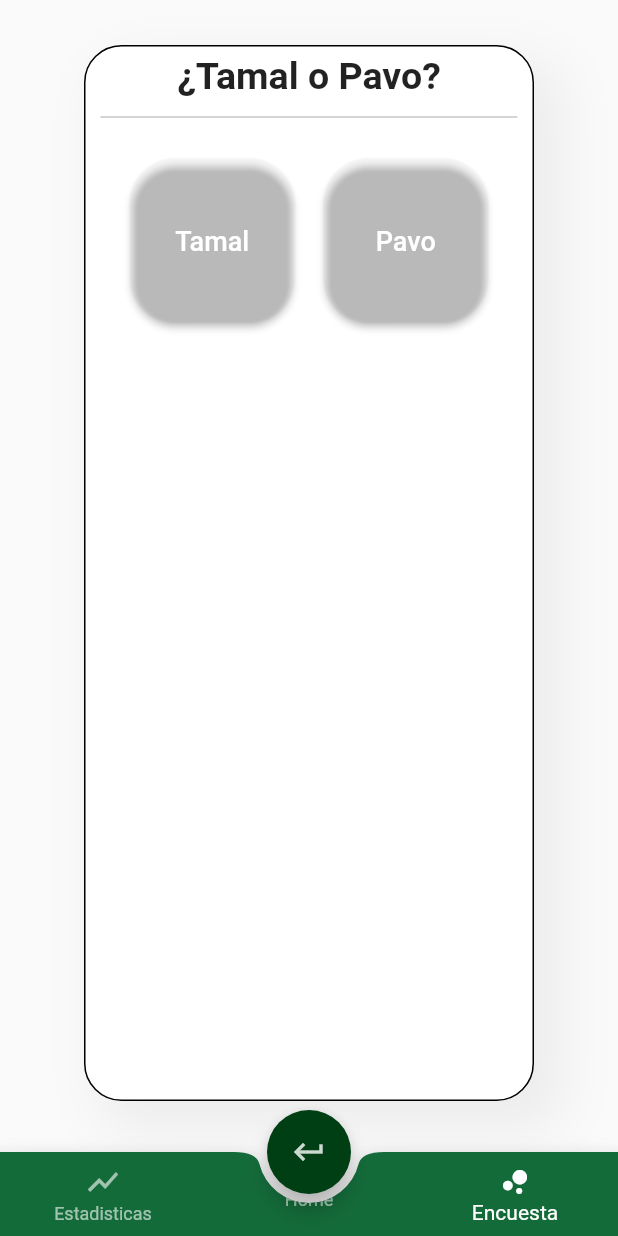
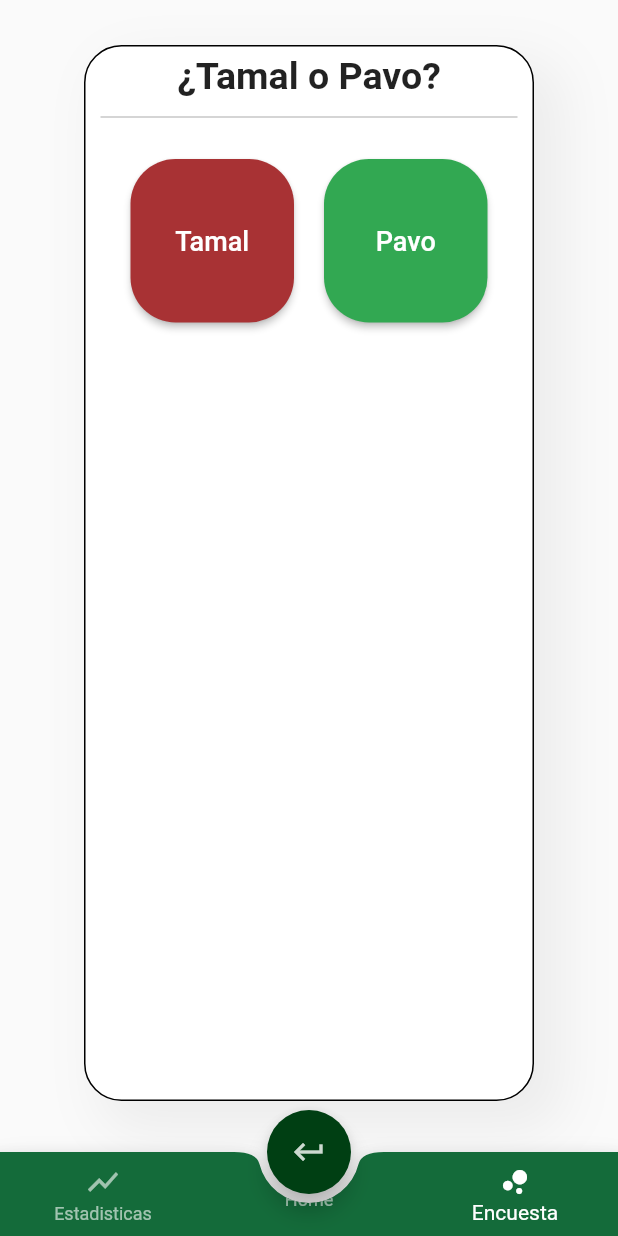
Before and after one commit to KevinHern/FlutterXmas-dic-2020, a Flutter app: the MainQuizScreen widget shown alone on an empty page, opened directly with empty values, item 3 of the bottom bar chosen, on a phone screen of 412 x 824 dp. Run offline on Flutter 3.47's test engine with Material 2 defaults, Android fonts, the phone set to English and light mode, and no system bars; our stand-ins replace cloud_firestore, firebase_core, pie_chart, progress_dialog; accounts and stored records are empty.

Commit message:
App almost finished

```diff
--- a/lib/main_screen.dart
+++ b/lib/main_screen.dart
@@ -142,7 +142,7 @@ class MainScreenState extends State<MainScreen> with SingleTickerProviderStateMi
                 children: <Widget>[
                   new Text(
                     "¡Bienvenido!\nEsta es una aplicación diseñada para la competencia Navideña Flutter Guatemala 2020. Esta app consiste en que debes"
-                        + " de coleccionar 5 cartas navideñas las cuales se obtienen al completar diversos retos. Espero disfrutes esta pequeña aventura. ¡Chispudo!\n",
+                        + " de coleccionar 5 cartas navideñas las cuales se obtienen al completar diversos retos divertidos. Espero disfrutes esta pequeña aventura. ¡Chispudo porque requiere mucha imaginación y creatividad para superar los retos!\n",
                     style: new TextStyle(fontSize: 15),
                   ),
                   new GestureDetector(
@@ -231,7 +231,7 @@ class MainScreenState extends State<MainScreen> with SingleTickerProviderStateMi
                           "¡Has recibido una nota de Santa!\nDice lo siguiente:\n\n"
                               + "\"¡Muy bien hecho " + this.participant.name + "!\nHas recolectado 4 cartas"
                               + " y te hace falta una. Ayúdame a alistar mi trineo y te la daré.\n¡Sé que lo lograrás Jo Jo Jo!\""
-                              + "\n\n\n¿Estas listo? Debes de preparar su trineo, en la parte de atrás de la nota tiene inscrito el número 7",
+                              + "\n\n\n¿Estas listo? Debes de preparar su trineo, en la parte de atrás de la nota tiene inscrito el número 7.",
                           "¡Sorpresa!",
                           10,
                         );
--- a/lib/models/participant.dart
+++ b/lib/models/participant.dart
@@ -130,6 +130,10 @@ class Participant{
     }
     else if(this.santaSequential < expected) {
       this.santaSequential = 0;
+      this.simonSaysComplete = false;
+      this.numPattern = 0;
+      this.launchAvailable = false;
+      this.mailAvailable = true;
       DialogTemplate.showMessage(
         context,
         "¡Oh no!\nNo es el orden correcto que debes de encontrar las cosas. Debes de empezar desde 0...\n\n¡Tu puedes!",
--- a/lib/quiz/questions.dart
+++ b/lib/quiz/questions.dart
@@ -31,6 +31,15 @@ class QuestionScreenState extends State<QuestionsScreen>{
     '¿Has botado alguna vez el Árbol de Navidad?',
 
   ];
+  final List<int> buttonsColors = [
+    0xFFa83234,
+    0xFF32a852,
+    0xFFa8a832,
+    0xFF325ba8,
+    0xFF5532a8,
+    0xFFa86d32,
+
+  ];
   QuestionScreenState({Key key, @required this.participant});
   int actualQuestion;
 
@@ -58,13 +67,13 @@ class QuestionScreenState extends State<QuestionsScreen>{
       case 0:
         return ['Tamal', 'Pavo'];
       case 1:
-        return ['Estrellitas', 'Volcanes'];
+        return ['Estrellas', 'Volcanes'];
       case 2:
         return ['El tracka tracka boom', 'Bombas', 'Abejitas', 'El Torito'];
       case 3:
         return ['Rojo', 'Verde', 'Amarillo', 'Blanco'];
       case 4:
-        return ['En mi casa', 'Asisto a una', 'No participo', '¿Qué es posada?'];
+        return ['En mi casa', 'Asisto a una', 'No participo'];
       case 5:
         return ['En mi casa', 'En la casa de un Familiar'];
       case 6:
@@ -95,7 +104,7 @@ class QuestionScreenState extends State<QuestionsScreen>{
                   DialogTemplate.showMessage(context, "¡Ooops!\nOcurrió un error, intenta otra vez", "Aviso", 10);
                 }
               },
-              0x00AA0000,
+              this.buttonsColors[i],
               options[i],
               0xFFFFFFFF,
             ),
--- a/lib/quiz/quiz_main_screen.dart
+++ b/lib/quiz/quiz_main_screen.dart
@@ -126,8 +126,8 @@ class MainQuizScreenState extends State<MainQuizScreen> with SingleTickerProvide
 
                             });
                           },
-                          activeTrackColor: Colors.blueGrey,
-                          activeColor: Colors.blue,
+                          activeTrackColor: new Color(this.participant.redColor),
+                          activeColor: new Color(this.participant.orangeColor),
                         ),
                       ),
                       [30, 170, 30, 70],
```
Also changed, not shown: lib/profile/profile_screen.dart (+10 -10 lines), lib/quiz/statistics.dart (+11 -2 lines), lib/workshop/workshop_main_screen.dart (+4 -4 lines), 1 other file.
